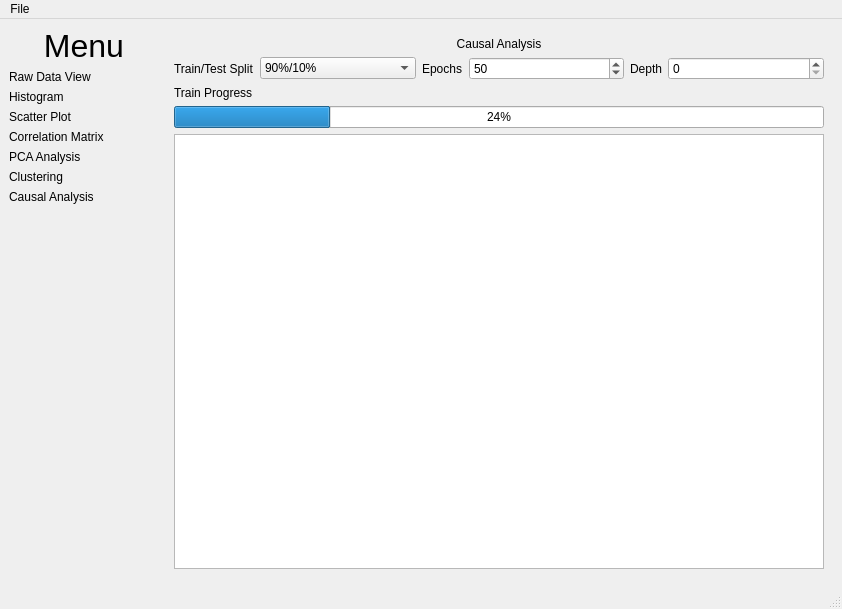
Old version of the form mainwindow.ui in the repository wms2537/medical_data_analytics_platform.
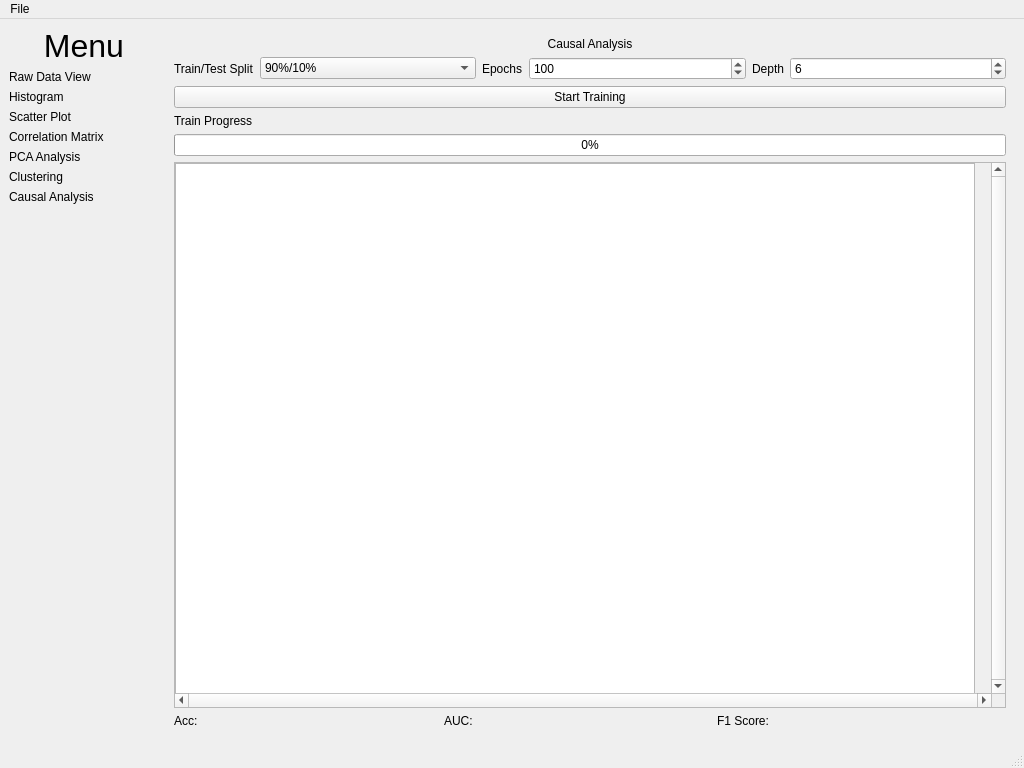
New version of the form. The open tabs and pages were chosen to show the change. Custom widgets are drawn as their Qt base class.

Diff of the .ui file:
```diff
--- a/mainwindow.ui
+++ b/mainwindow.ui
@@ -6,8 +6,8 @@
    <rect>
     <x>0</x>
     <y>0</y>
-    <width>842</width>
-    <height>609</height>
+    <width>1024</width>
+    <height>768</height>
    </rect>
   </property>
   <property name="windowTitle">
@@ -740,8 +740,14 @@
             </item>
             <item>
              <widget class="QSpinBox" name="spinBox_causal_epoch">
+              <property name="minimum">
+               <number>1</number>
+              </property>
+              <property name="maximum">
+               <number>1000</number>
+              </property>
               <property name="value">
-               <number>50</number>
+               <number>100</number>
               </property>
              </widget>
             </item>
@@ -759,10 +765,24 @@
              </widget>
             </item>
             <item>
-             <widget class="QSpinBox" name="spinBox_causal_depth"/>
+             <widget class="QSpinBox" name="spinBox_causal_depth">
+              <property name="minimum">
+               <number>1</number>
+              </property>
+              <property name="value">
+               <number>6</number>
+              </property>
+             </widget>
             </item>
            </layout>
           </item>
+          <item>
+           <widget class="QPushButton" name="pushButton_causal_train">
+            <property name="text">
+             <string>Start Training</string>
+            </property>
+           </widget>
+          </item>
           <item>
            <widget class="QLabel" name="label_28">
             <property name="sizePolicy">
@@ -779,12 +799,148 @@
           <item>
            <widget class="QProgressBar" name="progressBar_causal">
             <property name="value">
-             <number>24</number>
+             <number>0</number>
             </property>
            </widget>
           </item>
           <item>
-           <widget class="QChartView" name="causal_result"/>
+           <widget class="QScrollArea" name="scrollArea">
+            <property name="verticalScrollBarPolicy">
+             <enum>Qt::ScrollBarAlwaysOn</enum>
+            </property>
+            <property name="horizontalScrollBarPolicy">
+             <enum>Qt::ScrollBarAlwaysOn</enum>
+            </property>
+            <property name="sizeAdjustPolicy">
+             <enum>QAbstractScrollArea::AdjustIgnored</enum>
+            </property>
+            <property name="widgetResizable">
+             <bool>true</bool>
+            </property>
+            <widget class="QWidget" name="scrollAreaWidgetContents">
+             <property name="geometry">
+              <rect>
+               <x>0</x>
+               <y>0</y>
+               <width>794</width>
+               <height>453</height>
+              </rect>
+             </property>
+             <property name="sizePolicy">
+              <sizepolicy hsizetype="Preferred" vsizetype="Preferred">
+               <horstretch>0</horstretch>
+               <verstretch>0</verstretch>
+              </sizepolicy>
+             </property>
+             <property name="minimumSize">
+              <size>
+               <width>0</width>
+               <height>0</height>
+              </size>
+             </property>
+             <widget class="QChartView" name="causal_result">
+              <property name="geometry">
+               <rect>
+                <x>0</x>
+                <y>0</y>
+                <width>800</width>
+                <height>1000</height>
+               </rect>
+              </property>
+              <property name="sizePolicy">
+               <sizepolicy hsizetype="Expanding" vsizetype="Preferred">
+                <horstretch>0</horstretch>
+                <verstretch>0</verstretch>
+               </sizepolicy>
+              </property>
+              <property name="minimumSize">
+               <size>
+                <width>0</width>
+                <height>0</height>
+               </size>
+              </property>
+              <property name="verticalScrollBarPolicy">
+               <enum>Qt::ScrollBarAsNeeded</enum>
+              </property>
+              <property name="horizontalScrollBarPolicy">
+               <enum>Qt::ScrollBarAsNeeded</enum>
+              </property>
+              <property name="sizeAdjustPolicy">
+               <enum>QAbstractScrollArea::AdjustIgnored</enum>
+              </property>
+              <property name="interactive">
+               <bool>false</bool>
+              </property>
+              <property name="dragMode">
+               <enum>QGraphicsView::NoDrag</enum>
+              </property>
+             </widget>
+            </widget>
+           </widget>
+          </item>
+          <item>
+           <layout class="QHBoxLayout" name="horizontalLayout_10">
+            <item>
+             <widget class="QLabel" name="label_29">
+              <property name="sizePolicy">
+               <sizepolicy hsizetype="Fixed" vsizetype="Preferred">
+                <horstretch>0</horstretch>
+                <verstretch>0</verstretch>
+               </sizepolicy>
+              </property>
+              <property name="text">
+               <string>Acc: </string>
+              </property>
+             </widget>
+            </item>
+            <item>
+             <widget class="QLabel" name="label_causal_acc">
+              <property name="text">
+               <string/>
+              </property>
+             </widget>
+            </item>
+            <item>
+             <widget class="QLabel" name="label_30">
+              <property name="sizePolicy">
+               <sizepolicy hsizetype="Fixed" vsizetype="Preferred">
+                <horstretch>0</horstretch>
+                <verstretch>0</verstretch>
+               </sizepolicy>
+              </property>
+              <property name="text">
+               <string>AUC:</string>
+              </property>
+             </widget>
+            </item>
+            <item>
+             <widget class="QLabel" name="label_causal_auc">
+              <property name="text">
+               <string/>
+              </property>
+             </widget>
+            </item>
+            <item>
+             <widget class="QLabel" name="label_32">
+              <property name="sizePolicy">
+               <sizepolicy hsizetype="Fixed" vsizetype="Preferred">
+                <horstretch>0</horstretch>
+                <verstretch>0</verstretch>
+               </sizepolicy>
+              </property>
+              <property name="text">
+               <string>F1 Score:</string>
+              </property>
+             </widget>
+            </item>
+            <item>
+             <widget class="QLabel" name="label_causal_f1">
+              <property name="text">
+               <string/>
+              </property>
+             </widget>
+            </item>
+           </layout>
           </item>
          </layout>
         </widget>
@@ -799,7 +955,7 @@
     <rect>
      <x>0</x>
      <y>0</y>
-     <width>842</width>
+     <width>1024</width>
      <height>38</height>
     </rect>
    </property>
```
Left out of the diff: 2 changed lines with no effect on the pictures.
